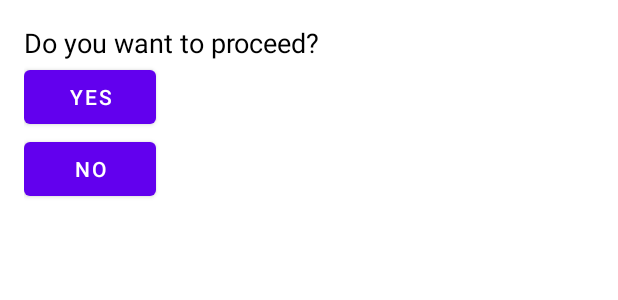
After one commit to AmitGZ/ShiftManager, an Android app: the layout popup_layout.xml on its own in the app's theme, with its tools: preview values and no code run, on a phone screen of 412 x 824 dp. The commit adds this screen. Shown: the top 300 px of the screen. Run offline under Robolectric (Android 15) with nearby library versions, the phone set to English and light mode, and no system bars.

Commit message:
Added SMS popup window (still not functional)

```diff
--- a/app/src/main/java/com/android/example/shiftmanagementapp/ModifyShiftActivity.java
+++ b/app/src/main/java/com/android/example/shiftmanagementapp/ModifyShiftActivity.java
@@ -140,6 +140,7 @@ public class ModifyShiftActivity extends AppCompatActivity {
                     public void onTimeSet(TimePicker view, int hourOfDay, int minute) {
                         dateTime.set(Calendar.HOUR_OF_DAY, hourOfDay);
                         dateTime.set(Calendar.MINUTE, minute);
+                        dateTime.set(Calendar.SECOND, 0);
                         updateDateTimeTextTime(editText, dateTime);
                     }
                 },
--- a/app/src/main/java/com/android/example/shiftmanagementapp/ShiftActivity.java
+++ b/app/src/main/java/com/android/example/shiftmanagementapp/ShiftActivity.java
@@ -103,6 +103,7 @@ public class ShiftActivity extends AppCompatActivity
 
         // Home as up button
         getSupportActionBar().setDisplayHomeAsUpEnabled(true);
+        getSupportActionBar().setHomeAsUpIndicator(R.drawable.ic_baseline_login_24);
     }
 
     private void openFragment(Fragment fragment) {
--- /dev/null
+++ b/app/src/main/res/drawable/ic_baseline_sms_24.xml
@@ -0,0 +1,5 @@
+<vector android:height="24dp" android:tint="#FFFFFF"
+    android:viewportHeight="24" android:viewportWidth="24"
+    android:width="24dp" xmlns:android="http://schemas.android.com/apk/res/android">
+    <path android:fillColor="@android:color/white" android:pathData="M20,2L4,2c-1.1,0 -1.99,0.9 -1.99,2L2,22l4,-4h14c1.1,0 2,-0.9 2,-2L22,4c0,-1.1 -0.9,-2 -2,-2zM9,11L7,11L7,9h2v2zM13,11h-2L11,9h2v2zM17,11h-2L15,9h2v2z"/>
+</vector>
--- /dev/null
+++ b/app/src/main/res/layout/popup_layout.xml
@@ -0,0 +1,27 @@
+<LinearLayout xmlns:android="http://schemas.android.com/apk/res/android"
+    android:layout_width="wrap_content"
+    android:layout_height="wrap_content"
+    android:orientation="vertical"
+    android:background="#FFFFFF"
+    android:padding="16dp">
+
+    <TextView
+        android:layout_width="wrap_content"
+        android:layout_height="wrap_content"
+        android:text="Do you want to proceed?"
+        android:textSize="18sp"
+        android:textColor="@android:color/black" />
+
+    <Button
+        android:id="@+id/yesButton"
+        android:layout_width="wrap_content"
+        android:layout_height="wrap_content"
+        android:text="Yes" />
+
+    <Button
+        android:id="@+id/noButton"
+        android:layout_width="wrap_content"
+        android:layout_height="wrap_content"
+        android:text="No" />
+
+</LinearLayout>
```
Also changed, not shown: app/src/main/java/com/android/example/shiftmanagementapp/EditShiftActivity.java (+13 -6 lines), app/src/main/java/com/android/example/shiftmanagementapp/ListFragment.java (+99 -4 lines), app/src/main/res/drawable/ic_baseline_login_24.xml (added, +11 -0 lines), app/src/main/res/layout/activity_edit_shift.xml (+38 -6 lines), app/src/main/res/layout/fragment_list.xml (+4 -5 lines).
